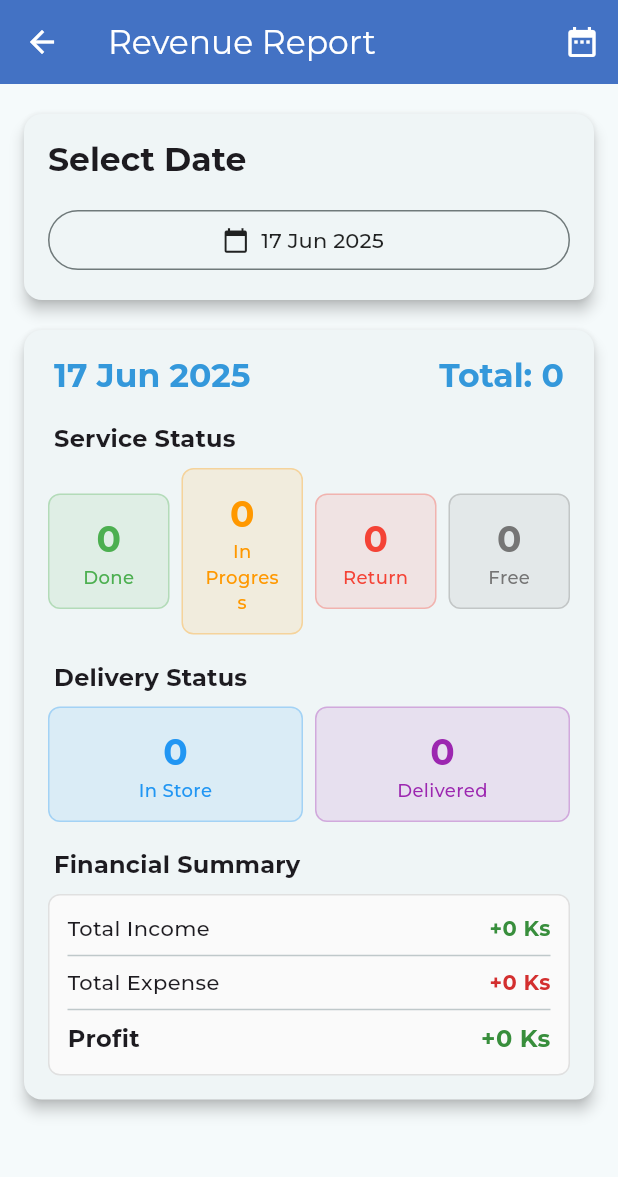
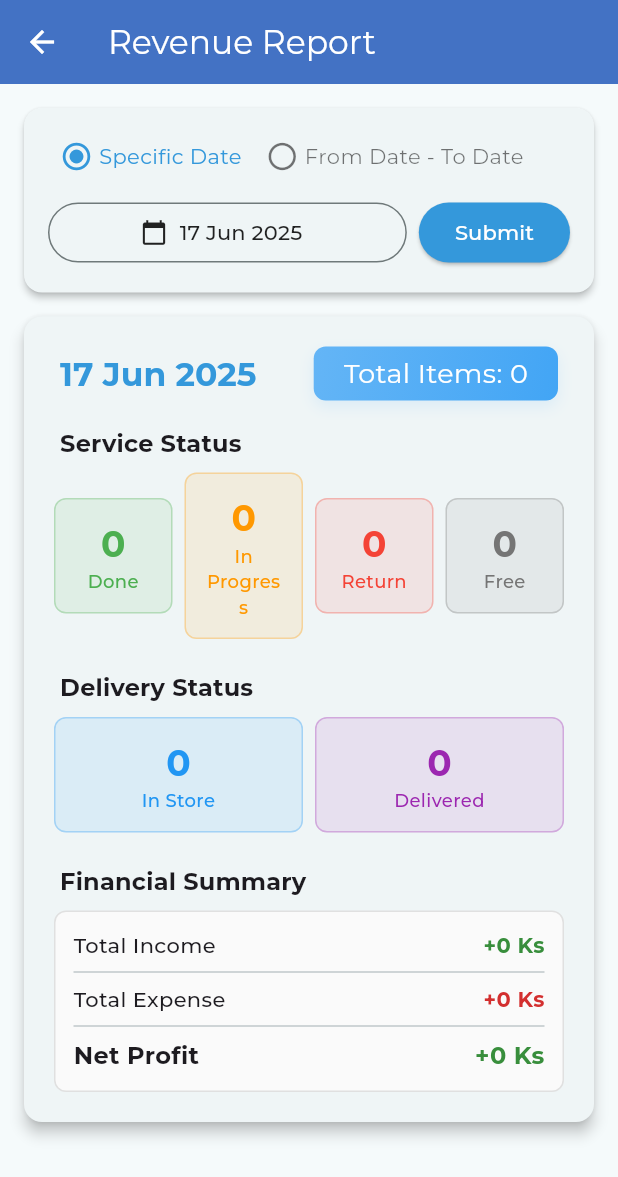
Before and after one commit to soemintheinsmt6/Mobile-Service-Manager, a Flutter app: the RevenueScreen screen opened directly, on a phone screen of 412 x 824 dp. Shown: the top 1177 px of the screen. Run offline on Flutter 3.47's test engine with Material 3 defaults, Android fonts, the phone set to English and light mode, and no system bars; our stand-ins replace dropdown_textfield, file_picker, flutter_riverpod, google_fonts, loading_animation_widget, multi_dropdown and 4 more; missing offline and left inert: omni_datetime_picker, signed_spacing_flex, window_size; accounts and stored records are empty; generated files the repository leaves out were written again.

Commit message:
feat: total revenue

```diff
--- a/lib/models/daily_revenue.dart
+++ b/lib/models/revenue.dart
@@ -1,6 +1,6 @@
 import 'package:mobile_service_manager/utils/extension.dart';
 
-class DailyRevenue {
+class Revenue {
   final DateTime date;
   final int totalServiceItemCount;
   final int doneCount;
@@ -13,7 +13,7 @@ class DailyRevenue {
   final int expenseTotal;
   final int profit;
 
-  DailyRevenue({
+  Revenue({
     required this.date,
     required this.totalServiceItemCount,
     required this.doneCount,
--- a/lib/screens/revenue_screen.dart
+++ b/lib/screens/revenue_screen.dart
@@ -2,9 +2,12 @@ import 'package:flutter/material.dart';
 import 'package:flutter_riverpod/flutter_riverpod.dart';
 import 'package:mobile_service_manager/constants/app_colors.dart';
 import 'package:mobile_service_manager/utils/extension.dart';
+import 'package:mobile_service_manager/widgets/radio_button.dart';
 import 'package:mobile_service_manager/widgets/revenue_card.dart';
 import '../providers/revenue_provider.dart';
 import '../utils/date_time_picker.dart';
+
+enum DateType { specific, from, to }
 
 class RevenueScreen extends ConsumerStatefulWidget {
   const RevenueScreen({super.key});
@@ -14,20 +17,33 @@ class RevenueScreen extends ConsumerStatefulWidget {
 }
 
 class _RevenueScreenState extends ConsumerState<RevenueScreen> {
-  DateTime? selectedDate;
-  DateTime? fromDate;
-  DateTime? toDate;
-  bool isDateRangeMode = false;
+  DateTime? _selectedDate;
+  DateTime? _fromDate;
+  DateTime? _toDate;
+  bool _isDateRangeMode = false;
+  late String _revenueTitle;
 
   @override
   void initState() {
     super.initState();
 
-    selectedDate = DateTime.now();
+    _selectedDate = DateTime.now();
+    _revenueTitle = _selectedDate.toString().formattedDate;
     WidgetsBinding.instance.addPostFrameCallback((_) {
       ref
           .read(revenueNotifierProvider.notifier)
-          .loadDailyRevenue(selectedDate!);
+          .loadDailyRevenue(_selectedDate!);
+    });
+  }
+
+  void _setRevenueTitle() {
+    setState(() {
+      if (_isDateRangeMode) {
+        _revenueTitle =
+            '${_fromDate.toString().formattedDate} - ${_toDate.toString().formattedDate}';
+      } else {
+        _revenueTitle = _selectedDate.toString().formattedDate;
+      }
     });
   }
 
@@ -35,196 +51,190 @@ class _RevenueScreenState extends ConsumerState<RevenueScreen> {
   Widget build(BuildContext context) {
     final revenueData = ref.watch(revenueNotifierProvider);
     final revenueNotifier = ref.read(revenueNotifierProvider.notifier);
-    final isValidDateRange = fromDate != null && toDate != null;
+    final isValidToSubmit =
+        _isDateRangeMode ? _fromDate != null && _toDate != null : true;
 
     return Scaffold(
       appBar: AppBar(
           title: const Text('Revenue Report'),
           backgroundColor: const Color(0xFF4372C4),
-        foregroundColor: Colors.white,
-        actions: [
-          IconButton(
-            icon: Icon(isDateRangeMode ? Icons.today : Icons.date_range),
-            onPressed: () {
-              setState(() {
-                isDateRangeMode = !isDateRangeMode;
-                if (!isDateRangeMode && selectedDate != null) {
-                  revenueNotifier.loadDailyRevenue(selectedDate!);
-                }
-              });
-            },
-            tooltip: isDateRangeMode ? 'Single Date' : 'Date Range',
-          ),
-        ],
-      ),
-      body: Padding(
-        padding: const EdgeInsets.symmetric(vertical: 16.0),
-        child: Column(
+          foregroundColor: Colors.white),
+      body: Column(
         crossAxisAlignment: CrossAxisAlignment.start,
         children: [
-            // Date Selection Section
-            Padding(
-              padding: const EdgeInsets.symmetric(horizontal: 12.0),
-              child: Card(
-                elevation: 4,
+          /// Date Selection Section
+          Card(
+            elevation: 2,
+            margin: const EdgeInsets.all(16),
             child: Padding(
               padding: const EdgeInsets.all(16.0),
               child: Column(
                 crossAxisAlignment: CrossAxisAlignment.start,
                 children: [
-                      Text(
-                        'Select Date',
-                        style: Theme.of(context).textTheme.titleLarge?.copyWith(
-                              fontWeight: FontWeight.bold,
+                  Padding(
+                    padding: const EdgeInsets.only(top: 5, bottom: 16),
+                    child: _dateTypes(),
                   ),
-                      ),
-                      const SizedBox(height: 16),
-                      if (!isDateRangeMode) ...[
-                        // Single Date Picker
                   Row(
+                    children: [
+                      if (!_isDateRangeMode) ...[
+                        /// Single Date Picker
+                        Expanded(
+                          child: Row(
                             children: [
                               Expanded(
                                 child: OutlinedButton.icon(
-                                onPressed: () => _selectDate(context),
+                                  onPressed: () => _selectDate(context,
+                                      dateType: DateType.specific,
+                                      initialDate: _selectedDate),
                                   icon: const Icon(Icons.calendar_today,
                                       color: Colors.black87),
                                   label: Text(
-                                    selectedDate != null
-                                        ? selectedDate.toString().formattedDate
+                                      _selectedDate != null
+                                          ? _selectedDate
+                                              .toString()
+                                              .formattedDate
                                           : 'Select Date',
-                                    style:
-                                        const TextStyle(color: Colors.black87)),
+                                      style: const TextStyle(
+                                          color: Colors.black87)),
                                 ),
                               ),
                             ],
                           ),
+                        ),
                       ] else ...[
-                        // Date Range Picker
-                        Row(
+                        /// Date Range Picker
+                        Expanded(
+                          child: Row(
                             children: [
                               Expanded(
                                 child: OutlinedButton.icon(
-                                onPressed: () => _selectFromDate(context),
+                                  onPressed: () => _selectDate(context,
+                                      dateType: DateType.from,
+                                      initialDate: _fromDate),
                                   icon: const Icon(Icons.calendar_today,
                                       color: Colors.black87),
                                   label: Text(
-                                  fromDate != null
-                                      ? 'From: ${fromDate.toString().formattedDate}'
+                                    _fromDate != null
+                                        ? 'From: ${_fromDate.toString().formattedDate}'
                                         : 'From Date',
-                                  style: const TextStyle(color: Colors.black87),
+                                    style:
+                                        const TextStyle(color: Colors.black87),
                                   ),
                                 ),
                               ),
                               const SizedBox(width: 8),
                               Expanded(
                                 child: OutlinedButton.icon(
-                                onPressed: () => _selectToDate(context),
+                                  onPressed: () => _selectDate(context,
+                                      dateType: DateType.to,
+                                      initialDate: _toDate),
                                   icon: const Icon(Icons.calendar_today,
                                       color: Colors.black87),
                                   label: Text(
-                                  toDate != null
-                                      ? 'To: ${toDate.toString().formattedDate}'
+                                    _toDate != null
+                                        ? 'To: ${_toDate.toString().formattedDate}'
                                         : 'To Date',
-                                  style: const TextStyle(color: Colors.black87),
+                                    style:
+                                        const TextStyle(color: Colors.black87),
                                   ),
                                 ),
                               ),
+                            ],
+                          ),
+                        ),
+                      ],
                       const SizedBox(width: 8),
                       ElevatedButton(
                         style: ElevatedButton.styleFrom(
-                                backgroundColor: isValidDateRange
+                          backgroundColor: isValidToSubmit
                               ? AppColors.primaryButton
                               : Colors.grey.shade100,
-                                foregroundColor: isValidDateRange
-                                    ? Colors.white
-                                    : Colors.grey,
+                          foregroundColor:
+                              isValidToSubmit ? Colors.white : Colors.grey,
                         ),
                         onPressed: () {
-                                if (!isValidDateRange) return;
+                          if (!isValidToSubmit) return;
 
+                          _setRevenueTitle();
+                          if (_isDateRangeMode) {
                             revenueNotifier.loadRevenueForDateRange(
-                                    fromDate!, toDate!);
+                                _fromDate!, _toDate!);
+                          } else {
+                            ref
+                                .read(revenueNotifierProvider.notifier)
+                                .loadDailyRevenue(_selectedDate!);
+                          }
                         },
-                              child: const Text('Load Range Data'),
+                        child: const Text('Submit'),
                       ),
                     ],
                   ),
                 ],
-                    ],
               ),
             ),
           ),
-            ),
-            const SizedBox(height: 16),
 
-            // Revenue Data Display
+          /// Revenue Data Display
           Expanded(
-              child: revenueData.isEmpty
+            child: revenueData == null
                 ? const Center(
                     child: Text(
                       'No data available for selected date(s)',
                       style: TextStyle(fontSize: 16, color: Colors.grey),
                     ),
                   )
-                  : ListView.builder(
-                      itemCount: revenueData.length,
-                      itemBuilder: (context, index) {
-                        final revenue = revenueData[index];
-                        return Padding(
-                          padding: const EdgeInsets.symmetric(horizontal: 16.0),
-                          child: RevenueCard(revenue: revenue),
-                        );
-                      },
+                : SingleChildScrollView(
+                    child:
+                        RevenueCard(title: _revenueTitle, revenue: revenueData),
                   ),
           ),
         ],
       ),
-      ),
     );
   }
 
-  Future<void> _selectDate(BuildContext context) async {
+  Widget _dateTypes() {
+    return Row(
+      children: [
+        RadioButton(
+            name: 'Specific Date',
+            selected: !_isDateRangeMode,
+            onTap: () => _dateTypeToggle(false)),
+        RadioButton(
+            name: 'From Date - To Date',
+            selected: _isDateRangeMode,
+            onTap: () => _dateTypeToggle(true)),
+      ],
+    );
+  }
+
+  void _dateTypeToggle(bool isDateRange) {
+    setState(() {
+      _isDateRangeMode = isDateRange;
+    });
+  }
+
+  Future<void> _selectDate(BuildContext context,
+      {required DateType dateType, required DateTime? initialDate}) async {
     final DateTime? picked = await showDateTimePicker(
       context,
-      initialDate: selectedDate ?? DateTime.now(),
-      firstDate: DateTime(2020),
-      lastDate: DateTime.now().add(const Duration(days: 365)),
-    );
-
-    if (picked != null && picked != selectedDate) {
-      setState(() {
-        selectedDate = picked;
-      });
-      ref.read(revenueNotifierProvider.notifier).loadDailyRevenue(picked);
-    }
-  }
-
-  Future<void> _selectFromDate(BuildContext context) async {
-    final DateTime? picked = await showDateTimePicker(
-      context,
-      initialDate: fromDate ?? DateTime.now(),
-      firstDate: DateTime(2020),
+      initialDate: initialDate ?? DateTime.now(),
       lastDate: DateTime.now().add(const Duration(days: 365)),
     );
 
     if (picked != null) {
       setState(() {
-        fromDate = picked;
-      });
+        switch (dateType) {
+          case DateType.specific:
+            _selectedDate = picked;
+
+          case DateType.from:
+            _fromDate = picked;
+
+          case DateType.to:
+            _toDate = picked;
         }
-  }
-
-  Future<void> _selectToDate(BuildContext context) async {
-    final DateTime? picked = await showDateTimePicker(
-      context,
-      initialDate: toDate ?? DateTime.now(),
-      firstDate: fromDate ?? DateTime(2020),
-      lastDate: DateTime.now().add(const Duration(days: 365)),
-    );
-
-    if (picked != null) {
-      setState(() {
-        toDate = picked;
       });
     }
   }
--- /dev/null
+++ b/lib/widgets/radio_button.dart
@@ -0,0 +1,40 @@
+import 'package:flutter/material.dart';
+import 'package:mobile_service_manager/constants/app_colors.dart';
+
+class RadioButton extends StatelessWidget {
+  const RadioButton({
+    super.key,
+    required this.name,
+    required this.selected,
+    required this.onTap,
+  });
+
+  final String name;
+  final bool selected;
+  final Function()? onTap;
+
+  @override
+  Widget build(BuildContext context) {
+    final color = selected ? AppColors.primaryButton : Colors.black54;
+
+    return GestureDetector(
+      onTap: onTap,
+      child: Padding(
+        padding: const EdgeInsets.symmetric(horizontal: 8.0),
+        child: Row(
+          children: [
+            Icon(
+              selected
+                  ? Icons.radio_button_checked_sharp
+                  : Icons.radio_button_off_sharp,
+              color: color,
+              size: 22,
+            ),
+            const SizedBox(width: 4),
+            Text(name, style: TextStyle(color: color))
+          ],
+        ),
+      ),
+    );
+  }
+}
--- a/lib/widgets/revenue_card.dart
+++ b/lib/widgets/revenue_card.dart
@@ -1,20 +1,25 @@
 import 'package:flutter/material.dart';
-import 'package:mobile_service_manager/models/daily_revenue.dart';
+import 'package:mobile_service_manager/models/revenue.dart';
 import 'package:mobile_service_manager/utils/extension.dart';
 import '../constants/app_colors.dart';
 
 class RevenueCard extends StatelessWidget {
-  const RevenueCard({super.key, required this.revenue});
+  const RevenueCard({
+    super.key,
+    required this.title,
+    required this.revenue,
+  });
 
-  final DailyRevenue revenue;
+  final String title;
+  final Revenue revenue;
 
   @override
   Widget build(BuildContext context) {
     return Card(
       elevation: 4,
-      margin: const EdgeInsets.only(bottom: 16),
+      margin: const EdgeInsets.symmetric(horizontal: 16),
       child: Padding(
-        padding: const EdgeInsets.all(16.0),
+        padding: const EdgeInsets.all(20.0),
         child: Column(
           crossAxisAlignment: CrossAxisAlignment.start,
           children: [
@@ -25,19 +30,13 @@ class RevenueCard extends StatelessWidget {
                 mainAxisAlignment: MainAxisAlignment.spaceBetween,
                 children: [
                   Text(
-                    revenue.formattedDate,
+                    title,
                     style: Theme.of(context).textTheme.titleLarge?.copyWith(
                           fontWeight: FontWeight.bold,
                           color: AppColors.primaryButton,
                         ),
                   ),
-                  Text(
-                    'Total: ${revenue.totalServiceItemCount}',
-                    style: Theme.of(context).textTheme.titleLarge?.copyWith(
-                          fontWeight: FontWeight.bold,
-                          color: AppColors.primaryButton,
-                        ),
-                  ),
+                  _totalItems(),
                 ],
               ),
             ),
@@ -77,7 +76,7 @@ class RevenueCard extends StatelessWidget {
                 ),
               ],
             ),
-            const SizedBox(height: 16),
+            const SizedBox(height: 20),
 
             // Location Counts
             Padding(
@@ -103,16 +102,21 @@ class RevenueCard extends StatelessWidget {
                 ),
               ],
             ),
-            const SizedBox(height: 16),
+            const SizedBox(height: 20),
 
             // Financial Summary
             Padding(
-              padding: const EdgeInsets.only(left: 4.0),
-              child: Text(
-                'Financial Summary',
-                style: Theme.of(context).textTheme.titleMedium?.copyWith(
-                      fontWeight: FontWeight.bold,
-                    ),
+              padding: const EdgeInsets.symmetric(horizontal: 4.0),
+              child: Row(
+                mainAxisAlignment: MainAxisAlignment.spaceBetween,
+                children: [
+                  Text('Financial Summary',
+                      style: Theme.of(context)
+                          .textTheme
+                          .titleMedium
+                          ?.copyWith(fontWeight: FontWeight.bold)),
+                  if (revenue.priceTotal > 0) _profitMargin(),
+                ],
               ),
             ),
             const SizedBox(height: 8),
@@ -132,7 +136,7 @@ class RevenueCard extends StatelessWidget {
                       'Total Expense', revenue.expenseTotal, Colors.red[700]!),
                   const Divider(),
                   _buildFinancialRow(
-                    'Profit',
+                    'Net Profit',
                     revenue.profit,
                     revenue.profit >= 0 ? Colors.green[700]! : Colors.red[700]!,
                     isProfit: true,
@@ -141,6 +145,51 @@ class RevenueCard extends StatelessWidget {
               ),
             ),
           ],
+        ),
+      ),
+    );
+  }
+
+  Widget _totalItems() {
+    return Container(
+        padding: const EdgeInsets.symmetric(horizontal: 20, vertical: 5),
+        decoration: BoxDecoration(
+          gradient: LinearGradient(
+            colors: [Colors.blue[300]!, Colors.blue[400]!],
+            begin: Alignment.topLeft,
+            end: Alignment.bottomRight,
+          ),
+          borderRadius: BorderRadius.circular(8),
+          boxShadow: [
+            BoxShadow(
+              color: Colors.blue.withValues(alpha: 0.1),
+              blurRadius: 8,
+              offset: const Offset(0, 4),
+            ),
+          ],
+        ),
+        child: Text(
+          'Total Items: ${revenue.totalServiceItemCount}',
+          style: const TextStyle(fontSize: 18, color: Colors.white),
+        ));
+  }
+
+  Widget _profitMargin() {
+    return Container(
+      padding: const EdgeInsets.symmetric(horizontal: 16, vertical: 4),
+      decoration: BoxDecoration(
+        color: revenue.profit >= 0 ? Colors.green[50] : Colors.red[50],
+        borderRadius: BorderRadius.circular(20),
+        border: Border.all(
+          color: revenue.profit >= 0 ? Colors.green[300]! : Colors.red[300]!,
+        ),
+      ),
+      child: Text(
+        'Profit Margin: ${((revenue.profit / revenue.priceTotal) * 100).toStringAsFixed(2)}%',
+        style: TextStyle(
+          fontSize: 10,
+          fontWeight: FontWeight.w600,
+          color: revenue.profit >= 0 ? Colors.green[700] : Colors.red[700],
         ),
       ),
     );
@@ -157,7 +206,7 @@ class RevenueCard extends StatelessWidget {
       child: Column(
         children: [
           Text(
-            count.toString(),
+            count.formatted(),
             style: TextStyle(
               fontSize: 24,
               fontWeight: FontWeight.bold,
```
Also changed, not shown: lib/providers/revenue_provider.dart (+51 -17 lines), lib/repositories/revenue_repository.dart (+8 -9 lines), lib/utils/extension.dart (+7 -0 lines). Lines whose indentation alone changed are shown as unchanged.
